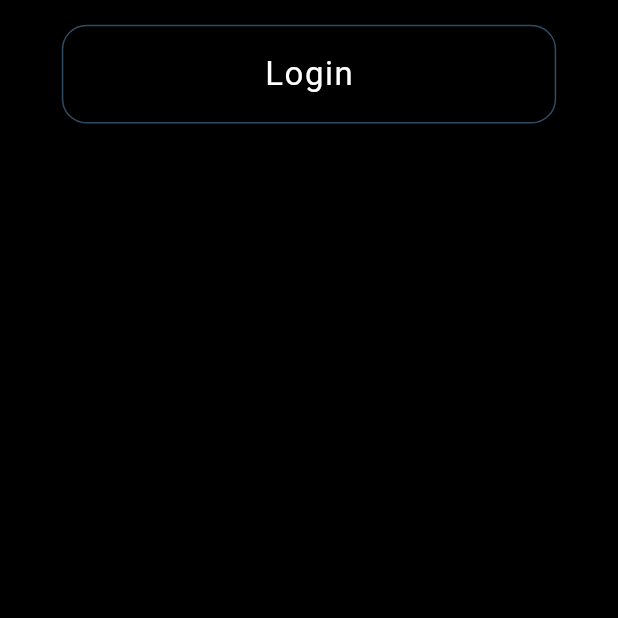
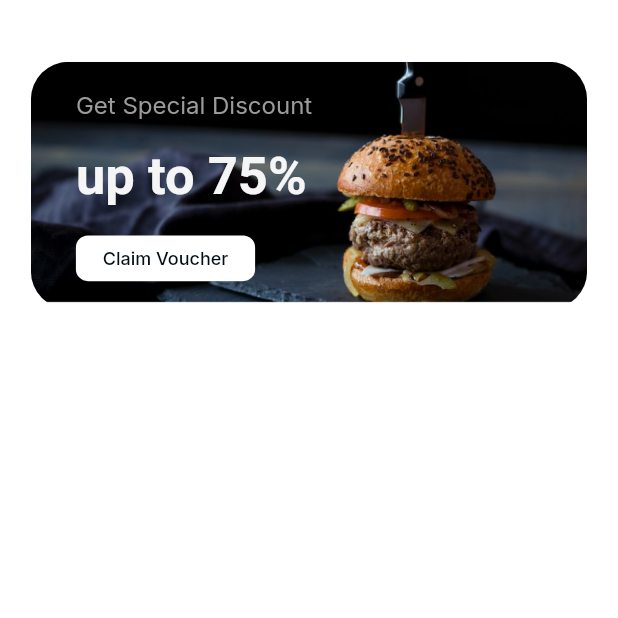
Before and after one commit to RamazanAksoy/foodapp, a Flutter app: the MyHomePage screen opened directly, on a phone screen of 412 x 824 dp, the top half of it. Run offline on Flutter 3.47's test engine with Material 2 defaults, Android fonts, the phone set to English and light mode, and no system bars; drawn by our look-alikes of flutter_bounceable; our stand-ins replace google_fonts.

Commit message:
discount widget add

```diff
--- /dev/null
+++ b/lib/discount.dart
@@ -0,0 +1,52 @@
+import 'package:flutter/material.dart';
+import 'package:google_fonts/google_fonts.dart';
+
+class DiscountWidget extends StatelessWidget {
+  const DiscountWidget(
+      {super.key,
+      required this.size,
+      required this.title,
+      required this.discounttext,
+      required this.buttontitle,
+      required this.resimurl});
+  final Size size;
+  final String title;
+  final String discounttext;
+  final String buttontitle;
+  final String resimurl;
+
+  @override
+  Widget build(BuildContext context) {
+    return Container(
+      width: size.width,
+      margin: EdgeInsets.symmetric(horizontal: size.width/10*0.5,vertical: size.height/10*0.5),
+      height: size.height / 10 * 2,
+      padding: EdgeInsets.only(left: 30),
+      decoration: BoxDecoration(
+          borderRadius: BorderRadius.circular(25),
+          image:
+              DecorationImage(image: AssetImage(resimurl), fit: BoxFit.cover)),
+      child: Column(mainAxisAlignment: MainAxisAlignment.spaceEvenly,crossAxisAlignment: CrossAxisAlignment.start,children: [
+        Text(
+          title,
+          style: GoogleFonts.inter(fontSize: 16, color: Color(0xff9B9B9B)),
+        ),
+        Text(
+          discounttext,
+          style: GoogleFonts.inriaSerif(
+              fontSize: 35,
+              color: Color(0xffF5F5F5),
+              fontWeight: FontWeight.bold),
+        ),
+        Container(
+          width: size.width / 10 * 2.9,
+          height: size.height/10*0.37,
+          alignment: Alignment.center,
+          decoration: BoxDecoration(
+              borderRadius: BorderRadius.circular(8), color: Colors.white),
+              child: Text(buttontitle,style: GoogleFonts.inter(fontSize: 12,color: Color(0xff010E16),fontWeight: FontWeight.w500)),
+        )
+      ]),
+    );
+  }
+}
--- a/lib/main.dart
+++ b/lib/main.dart
@@ -2,6 +2,7 @@ import 'package:flutter/material.dart';
 import 'package:foodapp/pages/splashscreen.dart';
 
 import 'button.dart';
+import 'discount.dart';
 
 void main() {
   runApp(const MyApp());
@@ -18,7 +19,7 @@ class MyApp extends StatelessWidget {
       theme: ThemeData(
         primarySwatch: Colors.blue,
       ),
-      home: const SplashScreen(),
+      home: const MyHomePage(),
     );
   }
 }
@@ -26,20 +27,23 @@ class MyApp extends StatelessWidget {
 class MyHomePage extends StatefulWidget {
   const MyHomePage({super.key});
 
-
-
   @override
   State<MyHomePage> createState() => _MyHomePageState();
 }
 
 class _MyHomePageState extends State<MyHomePage> {
-
-
   @override
   Widget build(BuildContext context) {
-    Size size=MediaQuery.of(context).size;
+    Size size = MediaQuery.of(context).size;
 
-    return Scaffold(backgroundColor: Colors.black,body: ButtonWidget(text: "Login", size: size,),
+    return Scaffold(
+      backgroundColor: Colors.white,
+      body: DiscountWidget(
+          size: size,
+          resimurl: "assets/discount.png",
+          buttontitle: "Claim Voucher",
+          title: "Get Special Discount",
+          discounttext: "up to 75%"),
     );
   }
 }
```
Also changed, not shown: assets/discount.png (added).
